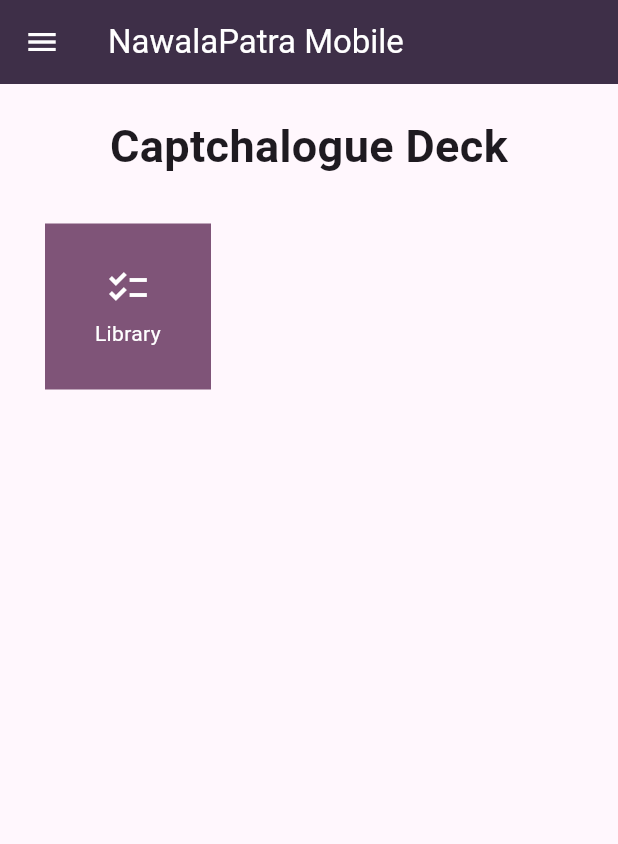
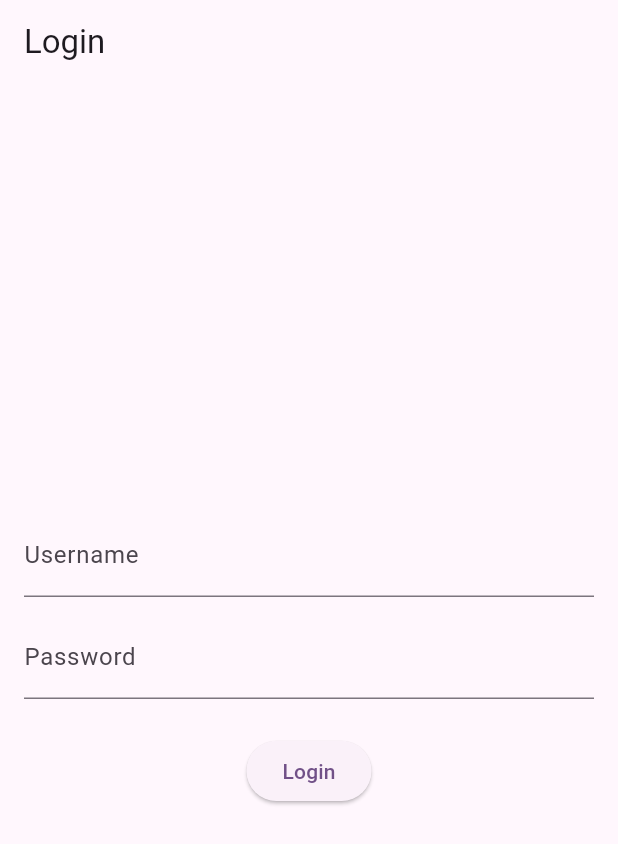
Before and after one commit to NawalaPatra-e12/NawalaPatra-Mobile, a Flutter app: the screen it shows after launch, on a phone screen of 412 x 824 dp. Shown: the top 844 px of the screen. Run offline on Flutter 3.47's test engine with Material 3 defaults, Android fonts, the light colour scheme and no system bars; missing offline and left inert: pbp_django_auth.

Commit message:
almap: login logout done

```diff
--- a/lib/main.dart
+++ b/lib/main.dart
@@ -1,8 +1,9 @@
 import 'package:flutter/material.dart';
+import 'package:nawalapatra_mobile/screens/login.dart';
 import 'package:pbp_django_auth/pbp_django_auth.dart';
 import 'package:provider/provider.dart';
 // import 'package:sylladex_mobile/screens/login.dart';
-import 'package:nawalapatra_mobile/common/menu.dart';
+// import 'package:nawalapatra_mobile/common/menu.dart';
 
 void main() {
   runApp(const MyApp());
@@ -11,9 +12,8 @@
 String username_global = "";
 
 class MyApp extends StatelessWidget {
-  const MyApp({super.key});
+  const MyApp({Key? key}) : super(key: key);
 
-  // This widget is the root of your application.
   @override
   Widget build(BuildContext context) {
     return Provider(
@@ -43,7 +43,7 @@
                 ColorScheme.fromSeed(seedColor: const Color(0xff3e2f48)),
             useMaterial3: true,
           ),
-          home: MyHomePage(),
+          home: LoginPage(),
         ));
   }
 }
--- /dev/null
+++ b/lib/screens/login.dart
@@ -0,0 +1,116 @@
+// ignore_for_file: use_build_context_synchronously
+
+import 'package:nawalapatra_mobile/screens/menu.dart';
+import 'package:flutter/material.dart';
+import 'package:pbp_django_auth/pbp_django_auth.dart';
+import 'package:provider/provider.dart';
+
+void main() {
+  runApp(const LoginApp());
+}
+
+class LoginApp extends StatelessWidget {
+  const LoginApp({super.key});
+
+  @override
+  Widget build(BuildContext context) {
+    return MaterialApp(
+      title: 'Login',
+      theme: ThemeData(
+        primarySwatch: Colors.blue,
+      ),
+      home: const LoginPage(),
+    );
+  }
+}
+
+class LoginPage extends StatefulWidget {
+  const LoginPage({super.key});
+
+  @override
+  _LoginPageState createState() => _LoginPageState();
+}
+
+class _LoginPageState extends State<LoginPage> {
+  final TextEditingController _usernameController = TextEditingController();
+  final TextEditingController _passwordController = TextEditingController();
+
+  @override
+  Widget build(BuildContext context) {
+    final request = context.watch<CookieRequest>();
+    return Scaffold(
+      appBar: AppBar(
+        title: const Text('Login'),
+      ),
+      body: Container(
+        padding: const EdgeInsets.all(16.0),
+        child: Column(
+          mainAxisAlignment: MainAxisAlignment.center,
+          children: [
+            TextField(
+              controller: _usernameController,
+              decoration: const InputDecoration(
+                labelText: 'Username',
+              ),
+            ),
+            const SizedBox(height: 12.0),
+            TextField(
+              controller: _passwordController,
+              decoration: const InputDecoration(
+                labelText: 'Password',
+              ),
+              obscureText: true,
+            ),
+            const SizedBox(height: 24.0),
+            ElevatedButton(
+              onPressed: () async {
+                String username = _usernameController.text;
+                String password = _passwordController.text;
+
+                // Cek kredensial
+                // DO: Ganti URL dan jangan lupa tambahkan trailing slash (/) di akhir URL!
+                // Untuk menyambungkan Android emulator dengan Django pada localhost,
+                // gunakan URL http://10.0.2.2/
+                final response = await request.login(
+                    "https://nawalapatra.pythonanywhere.com/auth/login/", {
+                  'username': username,
+                  'password': password,
+                });
+
+                if (request.loggedIn) {
+                  String message = response['message'];
+                  String uname = response['username'];
+                  Navigator.pushReplacement(
+                    context,
+                    MaterialPageRoute(builder: (context) => MyHomePage()),
+                  );
+                  ScaffoldMessenger.of(context)
+                    ..hideCurrentSnackBar()
+                    ..showSnackBar(SnackBar(
+                        content: Text("$message Selamat datang, $uname.")));
+                } else {
+                  showDialog(
+                    context: context,
+                    builder: (context) => AlertDialog(
+                      title: const Text('Login Gagal'),
+                      content: Text(response['message']),
+                      actions: [
+                        TextButton(
+                          child: const Text('OK'),
+                          onPressed: () {
+                            Navigator.pop(context);
+                          },
+                        ),
+                      ],
+                    ),
+                  );
+                }
+              },
+              child: const Text('Login'),
+            ),
+          ],
+        ),
+      ),
+    );
+  }
+}
--- a/lib/common/menu.dart
+++ b/lib/screens/menu.dart
@@ -7,6 +7,7 @@ class MyHomePage extends StatelessWidget {
 
   final List<NavItem> items = [
     NavItem("Library", Icons.checklist, const Color(0xff7f5478)),
+    NavItem("Logout", Icons.logout, const Color(0xff7f5478)),
   ];
 
   // This widget is the home page of your application. It is stateful, meaning
```
Also changed, not shown: lib/library/book_list.dart (+15 -3 lines), lib/models/request.dart (added, +68 -0 lines), lib/widgets/left_drawer.dart (+13 -0 lines), lib/widgets/nav_card.dart (+20 -0 lines), lib/library/request_list.dart (added).
